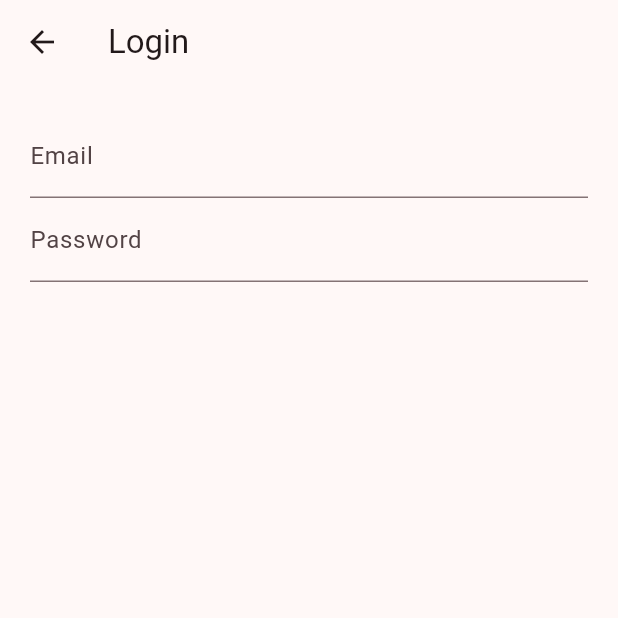
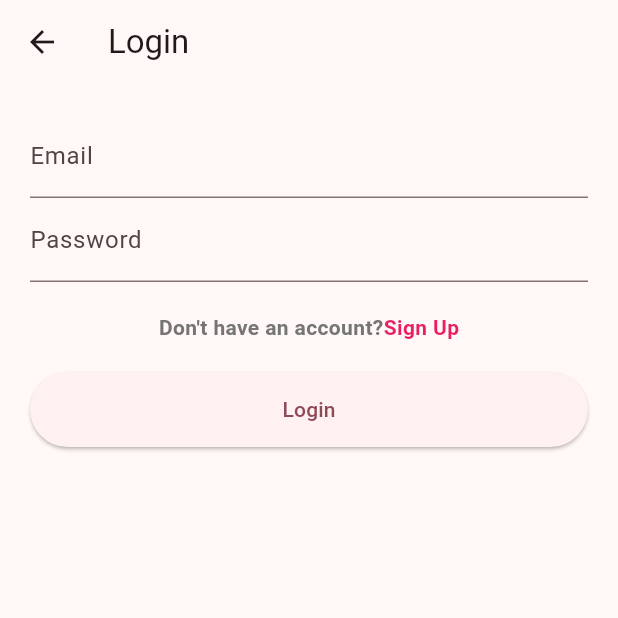
Before and after one commit to Tiarasekarsini/actFirebase, a Flutter app: the Login screen opened directly, on a phone screen of 412 x 824 dp, the top half of it. Run offline on Flutter 3.47's test engine with Material 2 defaults, Android fonts, the phone set to English and light mode, and no system bars; our stand-ins replace cloud_firestore, firebase_auth, firebase_core; accounts and stored records are empty.

Commit message:
add Elevated Button, add Text.rich for Sign Up in Login

```diff
--- a/lib/main.dart
+++ b/lib/main.dart
@@ -1,5 +1,6 @@
 import 'package:actfirebase/view/add_contact.dart';
 import 'package:actfirebase/view/contact.dart';
+import 'package:actfirebase/view/login.dart';
 import 'package:actfirebase/view/register.dart';
 import 'package:firebase_core/firebase_core.dart';
 import 'package:flutter/material.dart';
@@ -25,7 +26,7 @@ class MyApp extends StatelessWidget {
       ),
       // home: const AddContact(),
       // home: const Contact(),
-      home: Register(),
+      home: Login(),
     );
   }
 }
--- a/lib/view/login.dart
+++ b/lib/view/login.dart
@@ -1,8 +1,14 @@
+import 'package:actfirebase/controller/auth_controller.dart';
+import 'package:actfirebase/model/usermdl.dart';
+import 'package:actfirebase/view/contact.dart';
+import 'package:actfirebase/view/register.dart';
+import 'package:flutter/gestures.dart';
 import 'package:flutter/material.dart';
 
 class Login extends StatelessWidget {
   Login({super.key});
   final form = GlobalKey<FormState>();
+  final authController = AuthController();
 
   @override
   Widget build(BuildContext context) {
@@ -15,6 +21,7 @@ class Login extends StatelessWidget {
       body: Padding(
         padding: const EdgeInsets.all(20),
         child: Form(
+            key: form,
             child: Column(
               children: [
                 TextFormField(
@@ -28,7 +35,92 @@ class Login extends StatelessWidget {
                   onChanged: (value) {
                     password = value;
                   },
+                ),
+                const SizedBox(
+                  height: 20,
+                ),
+                Column(
+                  children: [
+                    Text.rich(TextSpan(
+                        text: 'Don\'t have an account?',
+                        style: TextStyle(
+                            color: Colors.grey.shade600,
+                            fontWeight: FontWeight.bold),
+                        children: [
+                          TextSpan(
+                              text: 'Sign Up',
+                              style: TextStyle(
+                                  color: Colors.pink,
+                                  fontWeight: FontWeight.bold),
+                              recognizer: TapGestureRecognizer()
+                                ..onTap = () {
+                                  Navigator.push(
+                                      context,
+                                      MaterialPageRoute(
+                                          builder: (context) => Register()));
+                                })
+                        ]))
+                  ],
+                ),
+                const SizedBox(
+                  height: 20,
+                ),
+                ElevatedButton(
+                  onPressed: () async {
+                    if (form.currentState!.validate()) {
+                      UserMdl? loginUser = await authController
+                          .signInWithEmailAndPassword(email!, password!);
+                      if (loginUser != null) {
+                        showDialog(
+                          context: context,
+                          builder: (BuildContext context) {
+                            return AlertDialog(
+                              title: const Text('Login Successful'),
+                              content: const Text(
+                                  'You have been successfully login.'),
+                              actions: <Widget>[
+                                TextButton(
+                                  onPressed: () {
+                                    Navigator.push(context,
+                                        MaterialPageRoute(builder: ((context) {
+                                      return Contact();
+                                    })));
+                                  },
+                                  child: const Text('OK'),
+                                ),
+                              ],
+                            );
+                          },
+                        );
+                      } else {
+                        showDialog(
+                            context: context,
+                            builder: (BuildContext context) {
+                              return AlertDialog(
+                                title: const Text('Login Failed'),
+                                content: const Text(
+                                    'An error occurred during registration.'),
+                                actions: <Widget>[
+                                  TextButton(
+                                    onPressed: () {
+                                      Navigator.pop(context);
+                                    },
+                                    child: const Text('OK'),
                                   )
+                                ],
+                              );
+                            });
+                      }
+                    }
+                  },
+                  child: const Text('Login'),
+                  style: ElevatedButton.styleFrom(
+                    // backgroundColor: Colors.pink,
+                    minimumSize: Size(double.infinity, 50),
+                    shape: RoundedRectangleBorder(
+                        borderRadius: BorderRadius.circular(40)),
+                  ),
+                ),
               ],
             )),
       ),
--- a/lib/view/register.dart
+++ b/lib/view/register.dart
@@ -98,6 +98,12 @@ class Register extends StatelessWidget {
                     }
                   },
                   child: const Text('Register'),
+                  style: ElevatedButton.styleFrom(
+                    // backgroundColor: Colors.pink,
+                    minimumSize: Size(double.infinity, 50),
+                    shape: RoundedRectangleBorder(
+                        borderRadius: BorderRadius.circular(40)),
+                  ),
                 ),
               ],
             )),
```
Lines whose indentation alone changed are shown as unchanged.
